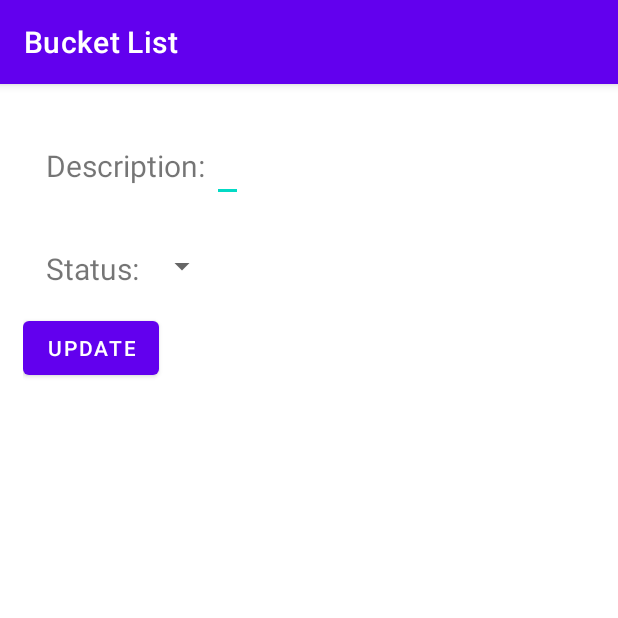
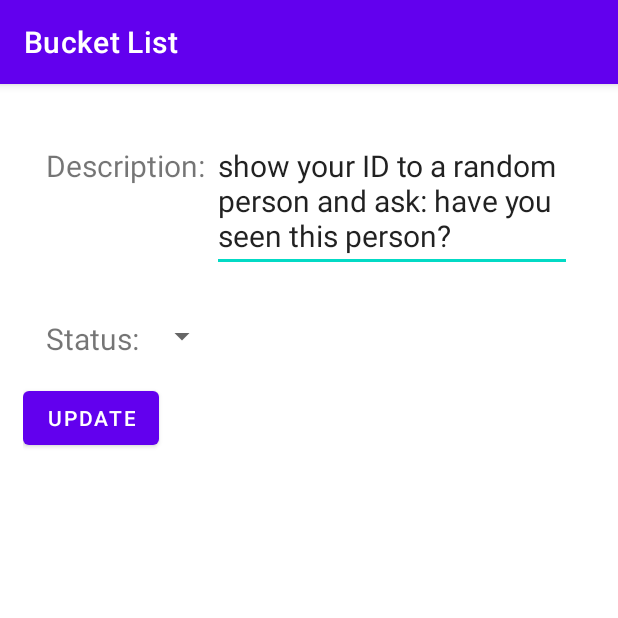
Before and after one commit to chillyssa/app02, an Android app: the screen it shows after launch (CreateUpdateActivity), after a tap on "show your ID to a random person and ask:", on a phone screen of 412 x 824 dp, the top half of it. Run offline under Robolectric (Android 15) with nearby library versions, the phone set to English and light mode, and no system bars.

Commit message:
Updates to item_list.xml, CreateUpdateActivity.kt and MainActivity.kt

```diff
--- a/app/src/main/java/edu/msudenver/bucketlist/CreateUpdateActivity.kt
+++ b/app/src/main/java/edu/msudenver/bucketlist/CreateUpdateActivity.kt
@@ -63,7 +63,7 @@ class CreateUpdateActivity : AppCompatActivity(), View.OnClickListener {
         // TODOd #13: set the button's text to "UPDATE"; extract the item's id from the intent; use retrieveItem to retrieve the item's info; use the info to update the description and status view components
         else {
             btnCreateUpdate.text="UPDATE"
-            val id=intent.getIntExtra("id", id)
+            val id = intent.getIntExtra("id", id)
             val item = retrieveItem(id)
             edtDescription.setText(item.description)
             spnStatus.setSelection(item.status)
@@ -74,10 +74,11 @@ class CreateUpdateActivity : AppCompatActivity(), View.OnClickListener {
     // TODO #14: return the item based on the given id
     // this function should query the database for the bucket list item identified by the given id; an item object should be returned
     fun retrieveItem(id: Int): Item {
+        val columns = arrayOf<String>("rowid, description, creation_date, update_date, status")
         val cursor = db.query(
             "bucketlist",
-            null,
-            "id = \"${id}\"",
+            columns,
+            "rowid = ${id}",
             null,
             null,
             null,
@@ -85,12 +86,13 @@ class CreateUpdateActivity : AppCompatActivity(), View.OnClickListener {
         )
         with (cursor) {
             cursor.moveToNext()
-            val id = cursor.hashCode() // <-TODO verify this is the right id
-            val description   = getString(1)
+            val id = getInt(0)
+            val description = getString(1)
             val creationDate = ISO_FORMAT.parse(getString(2))
             val updateDate = ISO_FORMAT.parse(getString(3))
             val status     = getInt(4)
             val item = Item(id, description, creationDate, updateDate, status)
+            println("ID: $id, d: $description, cD: $creationDate, uD: $updateDate, s: $status")
             return item
         }
 
--- a/app/src/main/java/edu/msudenver/bucketlist/MainActivity.kt
+++ b/app/src/main/java/edu/msudenver/bucketlist/MainActivity.kt
@@ -34,6 +34,7 @@ class MainActivity : AppCompatActivity(), View.OnClickListener, View.OnLongClick
     // TODOd #1: create the ItemHolder inner class
     // a holder object saves the references to view components of a recycler view item
     private inner class ItemHolder(view: View): RecyclerView.ViewHolder(view) {
+        val itemID: TextView = view.findViewById(R.id.itemID)
         val itemStatus: ImageView= view.findViewById(R.id.itemStatus)
         val itemContent: TextView = view.findViewById(R.id.itemContent)
         val itemUpdated: TextView = view.findViewById(R.id.itemUpdated)
@@ -68,12 +69,10 @@ class MainActivity : AppCompatActivity(), View.OnClickListener, View.OnLongClick
             else {
                 holder.itemStatus.setImageResource(R.drawable.scheduled_item)
             }
-            //holder.itemStatus.drawable = item.status <- TODO: need to figure out the connection between status and view
             holder.itemContent.text = item.description
             holder.itemCreated.text = USA_FORMAT.format(item.creationDate)
             holder.itemUpdated.text = USA_FORMAT.format(item.updateDate)
-
-
+            holder.itemID.text = item.id.toString()
         }
 
         override fun getItemCount(): Int {
@@ -87,9 +86,10 @@ class MainActivity : AppCompatActivity(), View.OnClickListener, View.OnLongClick
     fun populateRecyclerView() {
         val db = dbHelper.readableDatabase
         val bucketlist = mutableListOf<Item>()
+        val columns = arrayOf<String>("rowid, description, creation_date, update_date, status")
         val cursor = db.query(
             "bucketlist",
-            null,
+            columns, // maybe we need to add the select columns here? Tried to set a column array to the column names to use but got errors
             null,
             null,
             null,
@@ -98,16 +98,17 @@ class MainActivity : AppCompatActivity(), View.OnClickListener, View.OnLongClick
         )
         with (cursor) {
             while (moveToNext()) {
-                val id = cursor.hashCode() // <-TODO verify this is the right id
-                val description   = getString(0)
-                val creationDate = ISO_FORMAT.parse(getString(1))
-                val updateDate = ISO_FORMAT.parse(getString(2))
-                val status     = getInt(3)
+                val id = getInt(0)
+                val description   = getString(1)
+                val creationDate = ISO_FORMAT.parse(getString(2))
+                val updateDate = ISO_FORMAT.parse(getString(3))
+                val status     = getInt(4)
                 val item = Item(id, description, creationDate, updateDate, status)
                 bucketlist.add(item)
-                Log.i("ID", id.toString())
+
             }
         }
+
         bucketlist.sort()
         recyclerView.adapter = ItemAdapter(bucketlist, this, this)
 
@@ -142,7 +143,7 @@ class MainActivity : AppCompatActivity(), View.OnClickListener, View.OnLongClick
     // don't forget to pass the item's id to the CreateUpdateActivity via the intent
     override fun onClick(view: View?) {
         if (view != null) {
-            val id = view.findViewById<TextView>(R.id.txtItemId).text.toString().toInt()
+            val id = view.findViewById<TextView>(R.id.itemID).text.toString().toInt() //TODO set text id to the rowId and hold a reference to it to pass intent
             val intent = Intent(this, CreateUpdateActivity::class.java)
             intent.putExtra("op", CreateUpdateActivity.UPDATE_OP)
             intent.putExtra("id", id)
@@ -159,8 +160,8 @@ class MainActivity : AppCompatActivity(), View.OnClickListener, View.OnLongClick
                     try {
                         val db = dbHelper.writableDatabase
                         db.execSQL("""
-                            DELETE FROM items
-                            WHERE name = "$id"
+                            DELETE FROM bucketlist
+                            WHERE id = "$id"
                         """)
                         populateRecyclerView()
 
@@ -173,7 +174,7 @@ class MainActivity : AppCompatActivity(), View.OnClickListener, View.OnLongClick
 
         if (view != null) {
             val desc = view.findViewById<TextView>(R.id.itemContent).text.toString()
-            val id = view.findViewById<TextView>(R.id.txtItemId).text.toString().toInt()
+            val id = view.findViewById<TextView>(R.id.itemID).text.toString().toInt() //TODO set text id to the rowId
             val alertDialogBuilder = AlertDialog.Builder(this)
             alertDialogBuilder.setMessage("Are you sure you want to delete:\n ${desc}\n from bucket list?")
             alertDialogBuilder.setPositiveButton("Yes", MyDialogInterfaceListener(id))
```
Also changed, not shown: app/src/main/res/layout/item_list.xml (+35 -29 lines).
